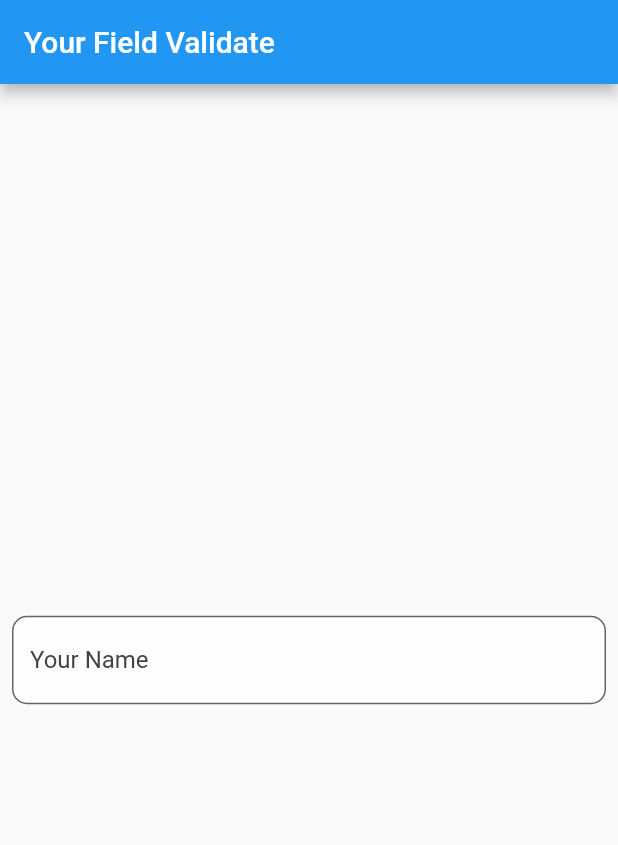
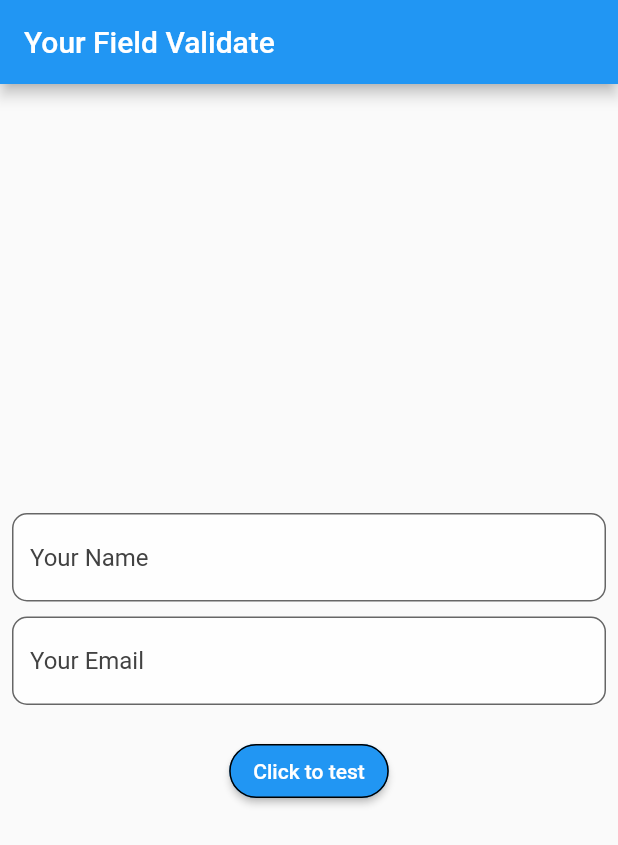
Before and after one commit to Trushar88/fieldvalidate, a Flutter app: the screen it shows after launch, on a phone screen of 412 x 824 dp. Shown: the top 845 px of the screen. Run offline on Flutter 3.47's test engine with Material 2 defaults, Android fonts, the phone set to English and light mode, and no system bars.

```diff
--- /dev/null
+++ b/example/feildtest/lib/commonButton.dart
@@ -0,0 +1,21 @@
+// ignore_for_file: file_names
+
+import 'package:flutter/material.dart';
+
+class CommonButton extends StatelessWidget {
+  final String buttonText;
+  final VoidCallback click;
+  const CommonButton({super.key , required this.buttonText , required this.click});
+
+  @override
+  Widget build(BuildContext context) {
+    return ElevatedButton(onPressed:click,style: ButtonStyle(
+  shape: MaterialStateProperty.all<RoundedRectangleBorder>(
+    RoundedRectangleBorder(
+      borderRadius: BorderRadius.circular(18.0),
+      side: const BorderSide(color: Colors.black)
+    )
+  )
+), child:  Text(buttonText));
+  }
+}
--- a/example/feildtest/lib/commonTextFields.dart
+++ b/example/feildtest/lib/commonTextFields.dart
@@ -10,7 +10,7 @@ class CommonTextField extends StatelessWidget {
   @override
   Widget build(BuildContext context) {
     return TextField(
-
+      controller: textC,
       decoration: InputDecoration(
           border: OutlineInputBorder(
             borderRadius: BorderRadius.circular(10.0),
--- a/example/feildtest/lib/main.dart
+++ b/example/feildtest/lib/main.dart
@@ -1,4 +1,11 @@
+import 'dart:developer';
+
+import 'package:feildtest/commonButton.dart';
 import 'package:feildtest/commonTextFields.dart';
+import 'package:fields_validate/fields_validate.dart';
+import 'package:fields_validate/models/filedOperation.dart';
+import 'package:fields_validate/models/filedParaModel.dart';
+import 'package:flutter/foundation.dart';
 import 'package:flutter/material.dart';
 
 void main() {
@@ -25,7 +32,6 @@ class MyHomePage extends StatefulWidget {
   const MyHomePage({super.key, required this.title});
 
   final String title;
-
   @override
   State<MyHomePage> createState() => _MyHomePageState();
 }
@@ -34,6 +40,7 @@ class _MyHomePageState extends State<MyHomePage> {
   final _formKey = GlobalKey<FormState>();
   TextEditingController cName = TextEditingController();
   TextEditingController cEmail = TextEditingController();
+ GlobalKey<ScaffoldMessengerState> snackbarKek =  GlobalKey<ScaffoldMessengerState>();
 
   @override
   Widget build(BuildContext context) {
@@ -47,12 +54,40 @@ class _MyHomePageState extends State<MyHomePage> {
           padding: const EdgeInsets.all(8.0),
           child: Column(
             mainAxisAlignment: MainAxisAlignment.center,
-            children:  <Widget>[
-              CommonTextField(hintText: "Your Name", textC: cName)
+            children: <Widget>[
+              CommonTextField(hintText: "Your Name", textC: cName),
+              const SizedBox(
+                height: 10,
+              ),
+              CommonTextField(hintText: "Your Email", textC: cEmail),
+               const SizedBox(
+                height: 20,
+              ),
+
+               CommonButton(buttonText: "Click to test", click: (){
+                checkField();
+
+              },)
             ],
           ),
         ),
       ),
     );
   }
+
+
+  Future checkField()async{
+    try {
+        List<FiledPara> filedList =[];
+        filedList.add(FiledPara(FiledOperation.isEmpty, cName.text.trim(), "", "", "Please enter your name"));
+        bool result =await FiledValidate(snackbarKek).validateFileds(validateFiledsList: filedList);
+        if(result){
+          if (kDebugMode) {
+            print("success");
+          }
+        }
+    } catch (err) {
+      log(err.toString());
+    }
+  }
 }
--- a/example/feildtest/pubspec.yaml
+++ b/example/feildtest/pubspec.yaml
@@ -38,7 +38,7 @@ dependencies:
   cupertino_icons: ^1.0.2
 
   fields_validate:
-    path: ../
+    path: ../../
 
 dev_dependencies:
   flutter_test:
--- /dev/null
+++ b/lib/models/filedOperation.dart
@@ -0,0 +1,11 @@
+// ignore_for_file: file_names
+
+enum FiledOperation {
+  isEmpty(1),
+  isEmail(2),
+  isMobile(3),
+  isPassWord(4);
+
+  const FiledOperation(this.value);
+  final num value;
+}
--- /dev/null
+++ b/lib/models/filedParaModel.dart
@@ -0,0 +1,15 @@
+// ignore_for_file: file_names, unused_import
+
+import 'package:fields_validate/models/filedOperation.dart';
+
+import '../fields_validate.dart';
+
+class FiledPara {
+  late FiledOperation operation;
+  late String filed1;
+  late String filed2;
+  late String? warningTitle;
+  late String? warningMessage;
+
+  FiledPara(this.operation, this.filed1, this.filed2, this.warningTitle, this.warningMessage);
+}
```
Also changed, not shown: lib/fields_validate.dart (+97 -4 lines), example/feildtest/pubspec.lock, 1 other file.
